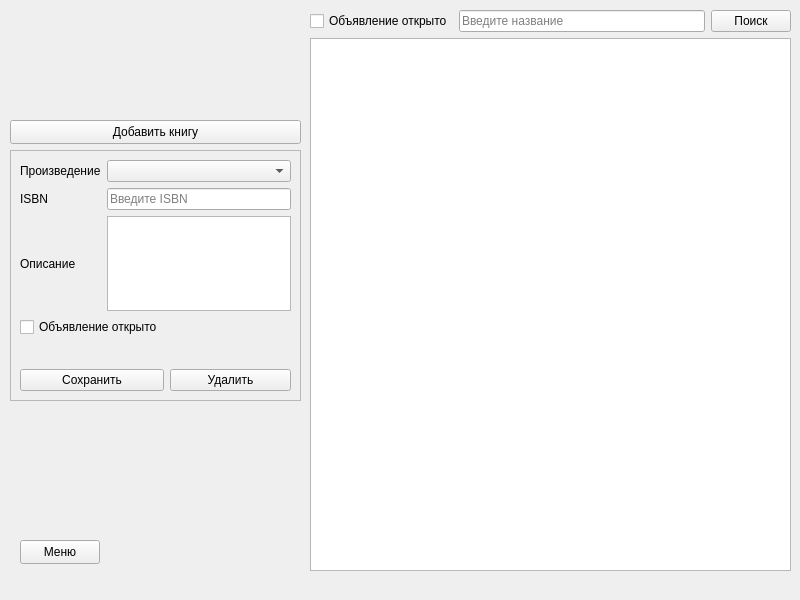
Before: the Qt Designer form usermybooks.ui in DeveloperMan313/book-exchange-qt, drawn with Qt 5.
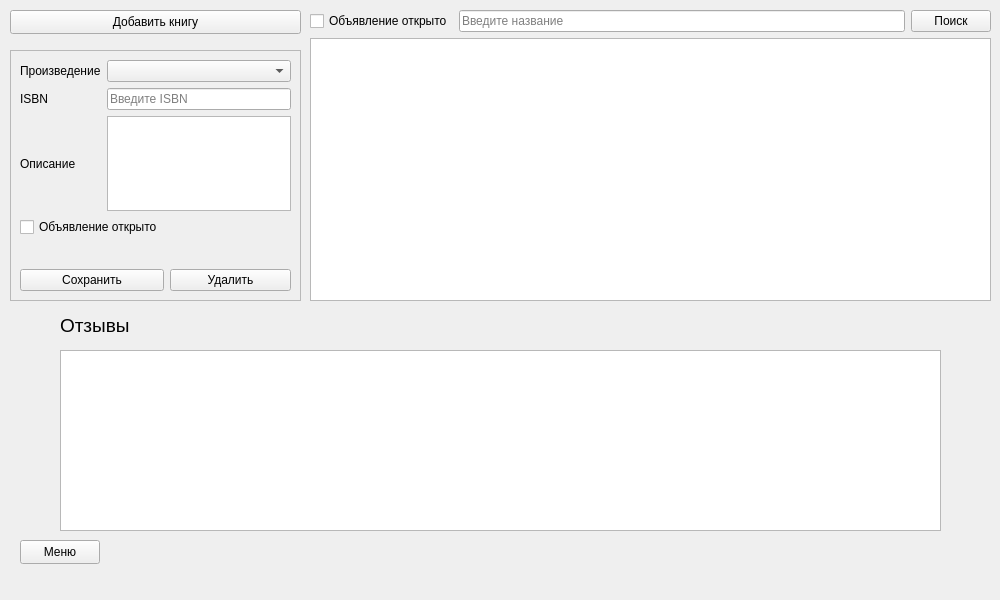
After: the same form once the commit is applied.

What changed in the file:
```diff
--- a/usermybooks.ui
+++ b/usermybooks.ui
@@ -6,7 +6,7 @@
    <rect>
     <x>0</x>
     <y>0</y>
-    <width>800</width>
+    <width>1000</width>
     <height>600</height>
    </rect>
   </property>
@@ -24,7 +24,7 @@
     <property name="geometry">
      <rect>
       <x>10</x>
-      <y>150</y>
+      <y>50</y>
       <width>291</width>
       <height>251</height>
      </rect>
@@ -162,8 +162,8 @@
      <rect>
       <x>310</x>
       <y>10</y>
-      <width>481</width>
-      <height>561</height>
+      <width>681</width>
+      <height>291</height>
      </rect>
     </property>
     <layout class="QVBoxLayout" name="vlTable">
@@ -208,7 +208,7 @@
     <property name="geometry">
      <rect>
       <x>10</x>
-      <y>120</y>
+      <y>10</y>
       <width>291</width>
       <height>24</height>
      </rect>
@@ -217,6 +217,34 @@
      <string>Добавить книгу</string>
     </property>
    </widget>
+   <widget class="QTableWidget" name="twReviews">
+    <property name="geometry">
+     <rect>
+      <x>60</x>
+      <y>350</y>
+      <width>881</width>
+      <height>181</height>
+     </rect>
+    </property>
+   </widget>
+   <widget class="QLabel" name="lbReviewsTitle">
+    <property name="geometry">
+     <rect>
+      <x>60</x>
+      <y>310</y>
+      <width>121</width>
+      <height>31</height>
+     </rect>
+    </property>
+    <property name="font">
+     <font>
+      <pointsize>14</pointsize>
+     </font>
+    </property>
+    <property name="text">
+     <string>Отзывы</string>
+    </property>
+   </widget>
   </widget>
   <widget class="QMenuBar" name="menubar">
    <property name="geometry">
```
Left out of the diff: 2 changed lines with no effect on the pictures.
